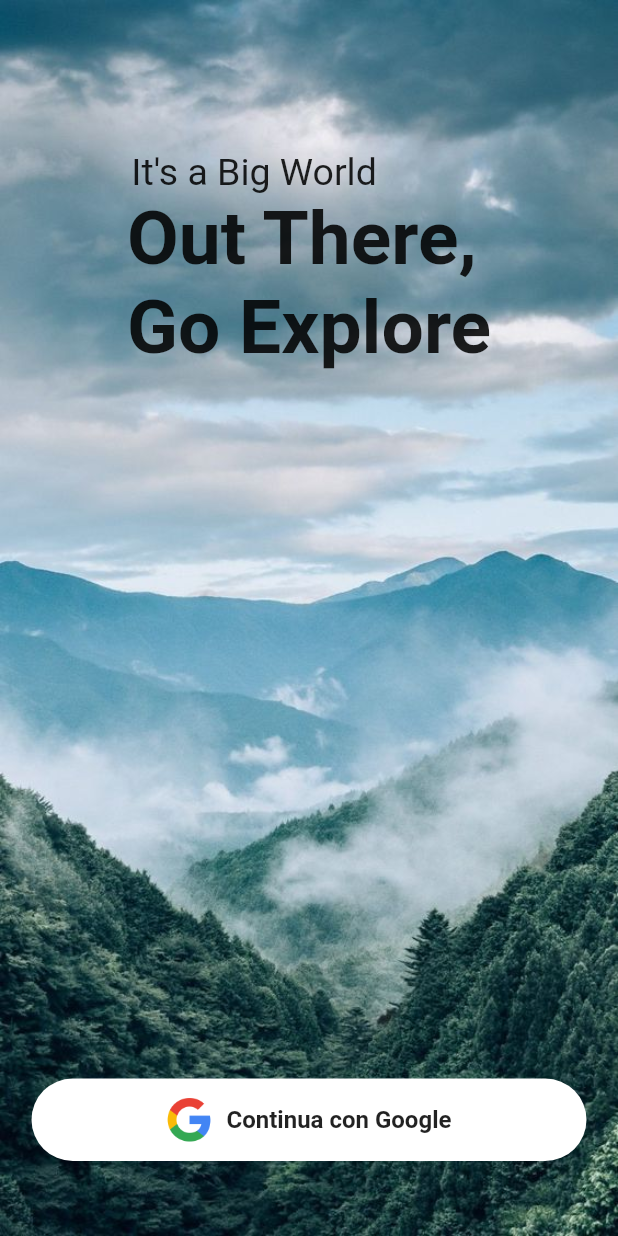
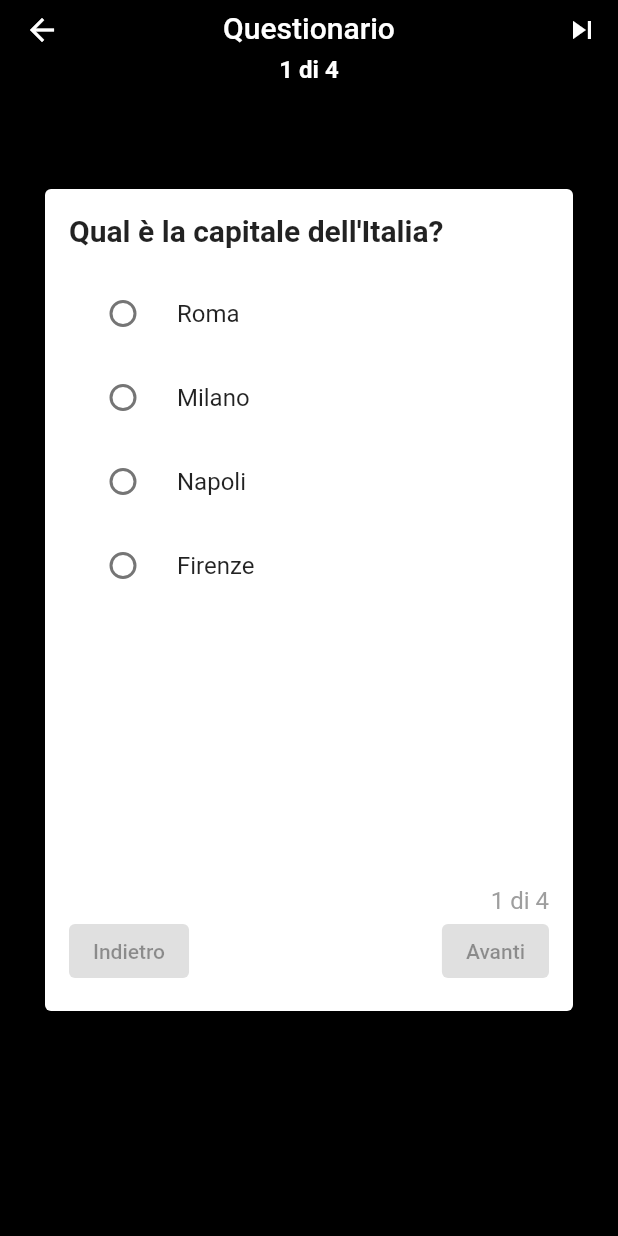
Before and after one commit to Crypto-Travel/travelapp, a Flutter app: the screen it shows after launch, on a phone screen of 412 x 824 dp. Run offline on Flutter 3.47's test engine with Material 2 defaults, Android fonts, the light colour scheme and no system bars.

Commit message:
init questionarioPage

```diff
--- a/lib/main.dart
+++ b/lib/main.dart
@@ -1,5 +1,5 @@
 import 'package:flutter/material.dart';
-import 'package:travelapp/pages/welcomeScreen.dart';
+import 'package:travelapp/pages/questionarioPage.dart';
 
 void main() {
   runApp(const MyApp());
@@ -16,7 +16,7 @@ class MyApp extends StatelessWidget {
       theme: ThemeData(
         primarySwatch: Colors.blue,
       ),
-      home: const IntroPage(),
+      home: const QuestionarioPage(),
     );
   }
 }
--- /dev/null
+++ b/lib/pages/questionarioPage.dart
@@ -0,0 +1,211 @@
+// ignore_for_file: library_private_types_in_public_api, sort_child_properties_last
+
+import 'package:flutter/material.dart';
+
+class QuestionarioPage extends StatelessWidget {
+  const QuestionarioPage({super.key});
+
+  @override
+  Widget build(BuildContext context) {
+    return Scaffold(
+      backgroundColor: Colors.black,
+      appBar: MyAppBar(currentQuestion: 1, totalQuestions: 4),
+      body: const Center(
+        child: Material(
+          color: Colors.transparent,
+          child: Card(
+            margin: EdgeInsets.only(
+                left: 30.0, right: 30.0, top: 70.0, bottom: 150.0),
+            child: Padding(
+              padding: EdgeInsets.all(16.0),
+              child: Questionario(),
+            ),
+          ),
+        ),
+      ),
+    );
+  }
+}
+
+class MyAppBar extends StatefulWidget implements PreferredSizeWidget {
+  int currentQuestion;
+  final int totalQuestions;
+
+  MyAppBar(
+      {Key? key, required this.currentQuestion, required this.totalQuestions})
+      : super(key: key);
+
+  @override
+  _MyAppBarState createState() => _MyAppBarState();
+
+  @override
+  Size get preferredSize => const Size.fromHeight(kToolbarHeight);
+
+  void updateQuestion(int currentQuestion) {
+    this.currentQuestion = currentQuestion;
+  }
+}
+
+class _MyAppBarState extends State<MyAppBar> {
+  @override
+  Widget build(BuildContext context) {
+    return AppBar(
+      backgroundColor: Colors.transparent,
+      elevation: 0,
+      title: const Text(
+        'Questionario',
+        style: TextStyle(
+          color: Colors.white,
+        ),
+      ),
+      centerTitle: true,
+      leading: IconButton(
+        icon: const Icon(Icons.arrow_back),
+        onPressed: () {},
+      ),
+      actions: <Widget>[
+        IconButton(
+          icon: const Icon(Icons.skip_next),
+          onPressed: () {},
+        ),
+      ],
+      bottom: PreferredSize(
+        child: Text(
+          '${widget.currentQuestion} di ${widget.totalQuestions}',
+          style: const TextStyle(
+            color: Colors.white,
+            fontWeight: FontWeight.bold,
+            fontSize: 16.0,
+          ),
+        ),
+        preferredSize: const Size.fromHeight(24.0),
+      ),
+    );
+  }
+}
+
+class Questionario extends StatefulWidget {
+  const Questionario({super.key});
+
+  @override
+  _QuestionarioState createState() => _QuestionarioState();
+}
+
+class _QuestionarioState extends State<Questionario> {
+  int _selectedOptionIndex =
+      -1; // valore di default per nessuna opzione selezionata
+  int current = 0;
+
+  MyAppBar myAppBar = MyAppBar(currentQuestion: 1, totalQuestions: 4);
+
+  final List<Map<String, dynamic>> _questionario = [
+    {
+      'domanda': 'Qual è la capitale dell\'Italia?',
+      'risposte': ['Roma', 'Milano', 'Napoli', 'Firenze'],
+    },
+    {
+      'domanda': 'Qual è la capitale della Francia?',
+      'risposte': ['Parigi', 'Lione', 'Nizza', 'Marsiglia'],
+    },
+    {
+      'domanda': 'Qual è la capitale della Spagna?',
+      'risposte': ['Madrid', 'Barcellona', 'Valencia', 'Sevilla'],
+    },
+    {
+      'domanda': 'Qual è la capitale della Germania?',
+      'risposte': ['Berlino', 'Munich', 'Colonia', 'Hannover'],
+    },
+  ];
+
+  void _selezionaRisposta(int? index) {
+    if (index != null) {
+      setState(() {
+        _selectedOptionIndex = index;
+      });
+    }
+  }
+
+  void _nextQuestion() {
+    setState(() {
+      current++;
+    });
+    myAppBar.updateQuestion(current);
+  }
+
+  void _previousQuestion() {
+    setState(() {
+      current--;
+    });
+  }
+
+  @override
+  Widget build(BuildContext context) {
+    return Column(
+        crossAxisAlignment: CrossAxisAlignment.stretch,
+        children: <Widget>[
+          Text(
+            _questionario[current]['domanda'],
+            style: const TextStyle(
+              fontSize: 20.0,
+              fontWeight: FontWeight.bold,
+            ),
+          ),
+          const SizedBox(height: 16.0),
+          ...(_questionario[current]['risposte'] as List<String>)
+              .asMap()
+              .entries
+              .map((entry) {
+            int index = entry.key;
+            String risposta = entry.value;
+            return RadioListTile(
+              title: Text(risposta),
+              value: index,
+              groupValue: _selectedOptionIndex,
+              onChanged: _selezionaRisposta,
+            );
+          }).toList(),
+          const SizedBox(height: 16.0),
+          const Spacer(),
+          Row(
+            mainAxisAlignment: MainAxisAlignment.spaceBetween,
+            children: <Widget>[
+              Spacer(),
+              Text(
+                '${current + 1} di ${_questionario.length}',
+                style: const TextStyle(
+                  color: Colors.grey,
+                  fontSize: 16.0,
+                ),
+              ),
+            ],
+          ),
+          Row(
+              mainAxisAlignment: MainAxisAlignment.spaceBetween,
+              children: <Widget>[
+                ElevatedButton(
+                  child: const Text('Indietro'),
+                  onPressed: current == 0
+                      ? null
+                      : () {
+                          _previousQuestion();
+                          _selezionaRisposta(-1);
+                        },
+                ),
+                ElevatedButton(
+                  child: const Text('Avanti'),
+                  onPressed: _selectedOptionIndex == -1
+                      ? null
+                      : () {
+                          if (current == _questionario.length - 1) {
+                            // ignore: todo
+                            // TODO: Calcola e mostra il risultato
+                          } else {
+                            _nextQuestion();
+                            _selezionaRisposta(-1);
+                          }
+                        },
+                ),
+              ])
+        ]);
+  }
+}
```
Also changed, not shown: lib/pages/home_screen.dart (line endings or trailing spaces), lib/pages/welcomeScreen.dart (line endings or trailing spaces).
